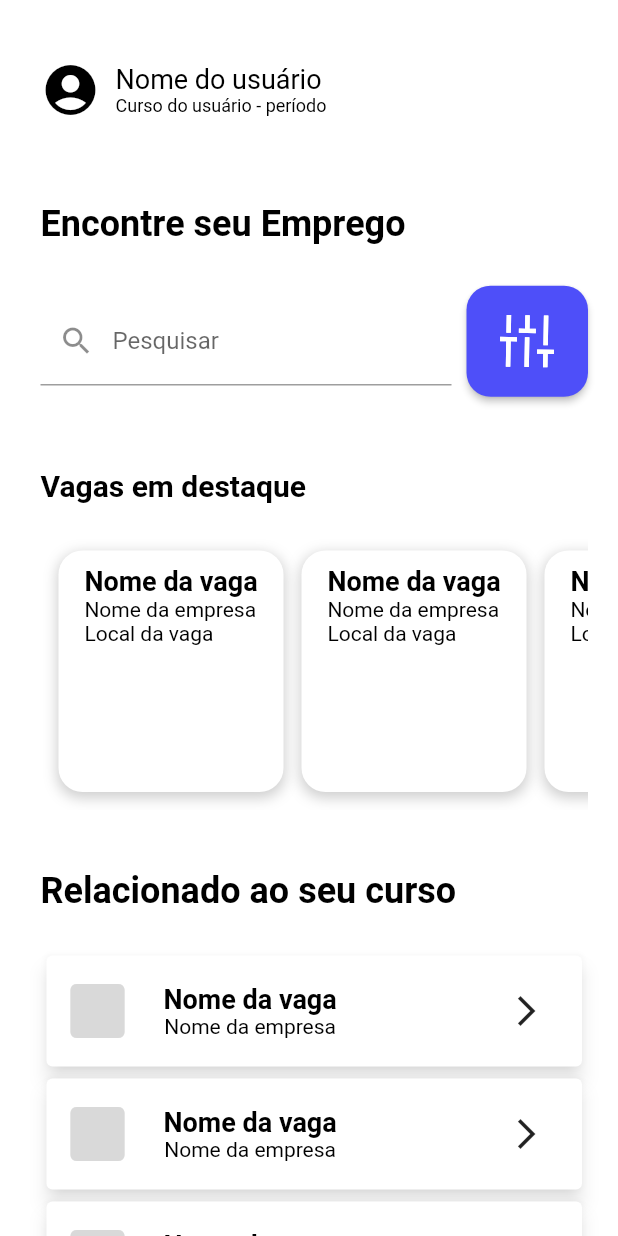
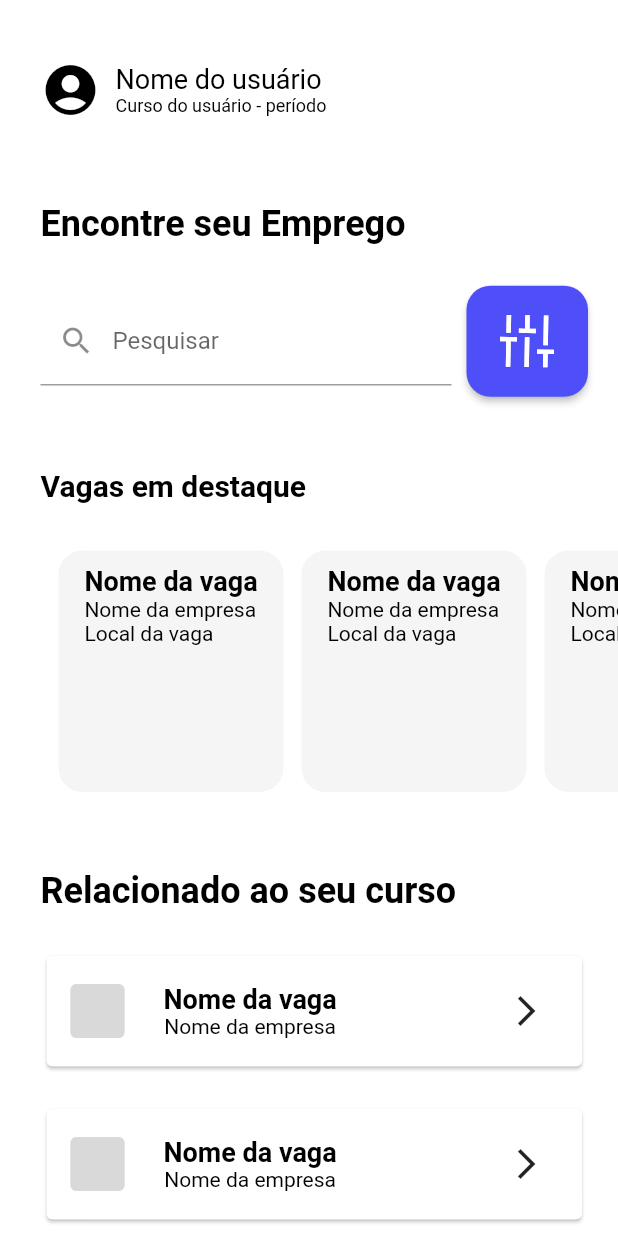
Before and after one commit to islycodes/jobfinder-flutter, a Flutter app: the TelaMenuInicial screen opened by its route, on a phone screen of 412 x 824 dp. Run offline on Flutter 3.47's test engine with Material 2 defaults, Android fonts, the phone set to English and light mode, and no system bars; our stand-ins replace flutter_svg.

Commit message:
Add tela_vaga and enable clicks on tela_menu_inicial

```diff
--- a/lib/pages/view/tela_menu_inicial.dart
+++ b/lib/pages/view/tela_menu_inicial.dart
@@ -119,55 +119,62 @@ class TelaMenuInicial extends StatelessWidget {
                                     scrollDirection: Axis.horizontal,
                                     padding: const EdgeInsets.all(12),
                                     itemCount: 10,
+                                    clipBehavior: Clip.none,
                                     separatorBuilder: (context, index) {
                                       return const SizedBox(width: 12);
                                     },
                                     itemBuilder: (context, index) {
                                       return Container(
                                           width: 150,
+                                          child: Ink(
                                               decoration: BoxDecoration(
-                                        color: Colors.white,
-                                        borderRadius: BorderRadius.circular(16),
-                                        boxShadow: [
-                                          BoxShadow(
-                                            color: Colors.grey.withOpacity(0.5),
-                                            spreadRadius: 1,
-                                            blurRadius: 7,
-                                            offset: Offset(0,
-                                                3), // changes position of shadow
+                                                color: Colors.grey.shade100,
+                                                borderRadius:
+                                                    BorderRadius.circular(16),
                                               ),
-                                        ],
-                                      ),
+                                              child: InkWell(
+                                                borderRadius:
+                                                    BorderRadius.circular(16),
+                                                onTap: () {
+                                                  Navigator.pushNamed(
+                                                      context, 'telaVaga');
+                                                },
                                                 child: Column(
                                                   children: [
                                                     Padding(
-                                            padding: EdgeInsets.all(10),
+                                                      padding:
+                                                          EdgeInsets.all(10),
                                                       child: Column(
                                                         crossAxisAlignment:
-                                                  CrossAxisAlignment.start,
+                                                            CrossAxisAlignment
+                                                                .start,
                                                         children: [
                                                           Text('Nome da vaga',
                                                               style: TextStyle(
                                                                   fontSize: 18,
-                                                        color: Colors.black,
+                                                                  color: Colors
+                                                                      .black,
                                                                   fontWeight:
-                                                            FontWeight.bold)),
-                                                Text('Nome da empresa',
+                                                                      FontWeight
+                                                                          .bold)),
+                                                          Text(
+                                                              'Nome da empresa',
                                                               style: TextStyle(
                                                                   fontSize: 14,
-                                                        color: Colors.black)),
+                                                                  color: Colors
+                                                                      .black)),
                                                           Text('Local da vaga',
                                                               style: TextStyle(
                                                                   fontSize: 14,
-                                                        color: Colors.black)),
+                                                                  color: Colors
+                                                                      .black)),
                                                         ],
                                                       ),
-                                          )
+                                                    ),
                                                   ],
                                                 ),
-                                    );
-                                  },
-                                ),
+                                              )));
+                                    }),
                               ),
                               SizedBox(
                                 height: 40,
@@ -189,20 +196,28 @@ class TelaMenuInicial extends StatelessWidget {
                   ),
                   Column(
                     children: ['asd', 'asd', 'asdas', 'asd'].map((e) {
-                      return Card(
-                        shadowColor: Colors.black54,
-                        elevation: 5,
+                      return Container(
+                        margin: EdgeInsets.only(bottom: 20),
+                        child: Card(
+                          // shadowColor: Colors.black54,
+                          // elevation: 5,
+                          child: InkWell(
+                            borderRadius: BorderRadius.circular(5),
+                            onTap: () {
+                              Navigator.pushNamed(context, 'telaVaga');
+                            },
                             child: Padding(
                               padding: EdgeInsets.fromLTRB(10, 13, 25, 13),
                               child: Row(
-                              mainAxisAlignment: MainAxisAlignment.spaceBetween,
+                                  mainAxisAlignment:
+                                      MainAxisAlignment.spaceBetween,
                                   children: [
                                     Row(
                                       children: [
                                         Icon(Icons.square_rounded,
                                             size: 48,
-                                        color:
-                                            Color.fromRGBO(217, 217, 217, 1)),
+                                            color: Color.fromRGBO(
+                                                217, 217, 217, 1)),
                                         SizedBox(
                                           width: 20,
                                         ),
@@ -212,7 +227,8 @@ class TelaMenuInicial extends StatelessWidget {
                                                 style: TextStyle(
                                                     fontSize: 18,
                                                     color: Colors.black,
-                                                fontWeight: FontWeight.bold)),
+                                                    fontWeight:
+                                                        FontWeight.bold)),
                                             Text('Nome da empresa',
                                                 style: TextStyle(
                                                     fontSize: 14,
@@ -224,6 +240,8 @@ class TelaMenuInicial extends StatelessWidget {
                                     Icon(Icons.arrow_forward_ios)
                                   ]),
                             ),
+                          ),
+                        ),
                       );
                     }).toList(),
                   ),
```
Also changed, not shown: lib/pages/view/Vagas/tela_vaga.dart (added, +18 -0 lines), lib/pages/view/Vagas/options/contato.dart (added), lib/pages/view/Vagas/options/descricao.dart (added), lib/pages/view/Vagas/options/empresa.dart (added). Lines whose indentation alone changed are shown as unchanged.
